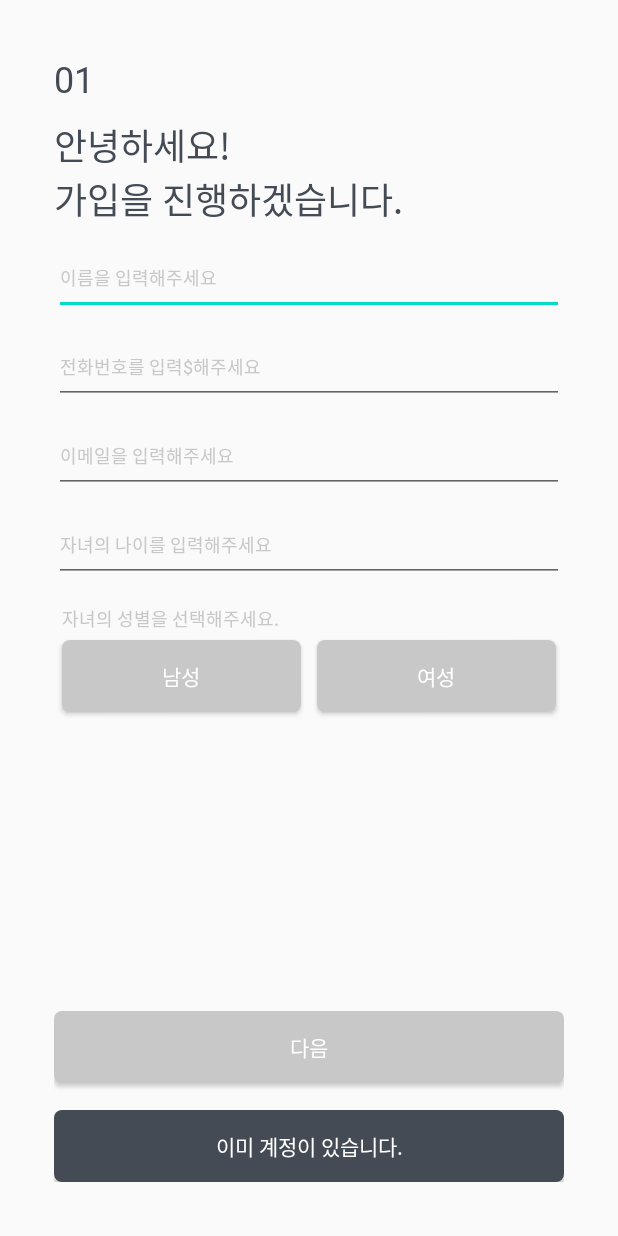
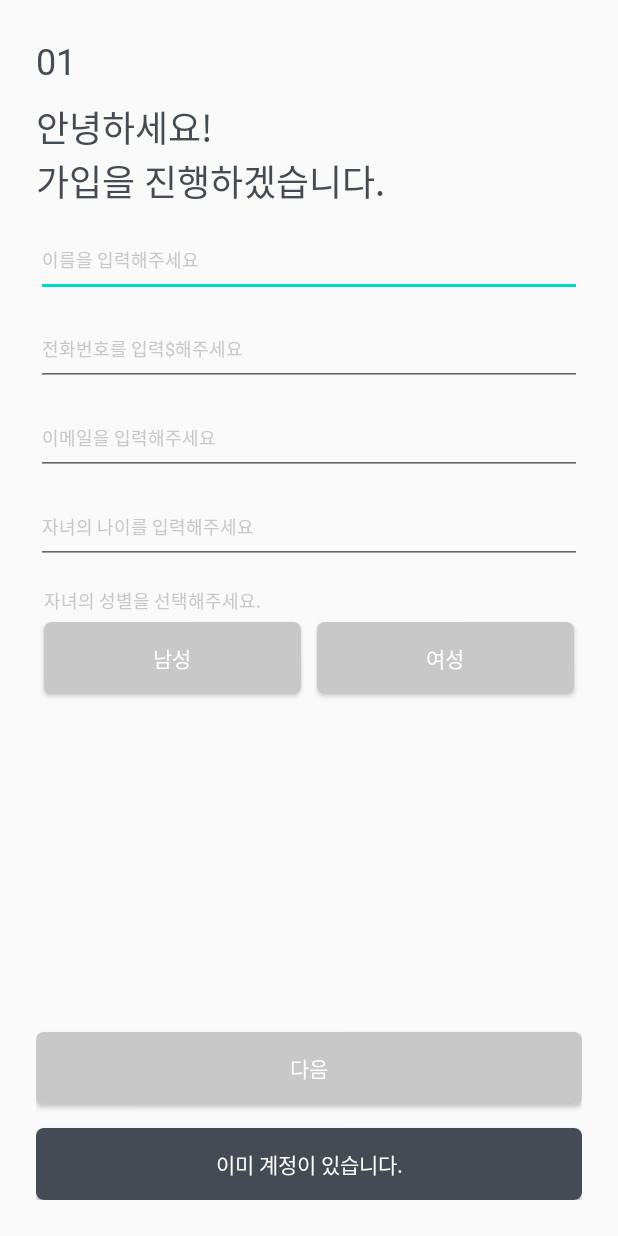
Before and after one commit to aaronson-archive/eyecare, an Android app: the screen it shows after launch (MainActivity), on a phone screen of 412 x 824 dp. Run offline under Robolectric (Android 15) with nearby library versions, the phone set to English and light mode, and no system bars; our stand-ins replace Firebase (no records; nobody signed in at launch, a user with empty details on screens opened directly).

Commit message:
change: ui change

```diff
--- a/app/src/main/res/layout/activity_finger.xml
+++ b/app/src/main/res/layout/activity_finger.xml
@@ -5,7 +5,7 @@
     android:layout_width="match_parent"
     android:layout_height="match_parent"
     android:orientation="vertical"
-    android:layout_margin="36dp">
+    android:layout_margin="24dp">
 
 
     <TextView
--- a/app/src/main/res/layout/activity_main.xml
+++ b/app/src/main/res/layout/activity_main.xml
@@ -3,7 +3,7 @@
     android:layout_width="match_parent"
     android:layout_height="match_parent"
     android:orientation="vertical"
-    android:layout_margin="36dp">
+    android:layout_margin="24dp">
 
 
             <TextView
@@ -130,7 +130,7 @@
             android:id="@+id/next"
             android:layout_width="match_parent"
             android:layout_height="wrap_content"
-            android:layout_marginTop="36dp"
+            android:layout_marginTop="24dp"
             android:background="@drawable/button"
             android:fontFamily="@font/spoqa_han_sans_bold"
             android:text="다음"
@@ -140,7 +140,7 @@
             android:id="@+id/nope"
             android:layout_width="match_parent"
             android:layout_height="wrap_content"
-            android:layout_marginTop="18dp"
+            android:layout_marginTop="16dp"
             android:background="@drawable/button_actvie"
             android:fontFamily="@font/spoqa_han_sans_bold"
             android:text="이미 계정이 있습니다."
--- a/app/src/main/res/layout/activity_password.xml
+++ b/app/src/main/res/layout/activity_password.xml
@@ -5,7 +5,7 @@
     android:layout_width="match_parent"
     android:layout_height="match_parent"
     android:orientation="vertical"
-    android:layout_margin="36dp">
+    android:layout_margin="24dp">
 
     <TextView
         android:layout_width="wrap_content"
--- a/app/src/main/res/layout/activity_secure.xml
+++ b/app/src/main/res/layout/activity_secure.xml
@@ -3,7 +3,7 @@
     android:layout_width="match_parent"
     android:layout_height="match_parent"
     android:orientation="vertical"
-    android:layout_margin="36dp">
+    android:layout_margin="24dp">
 
 
     <TextView
```
